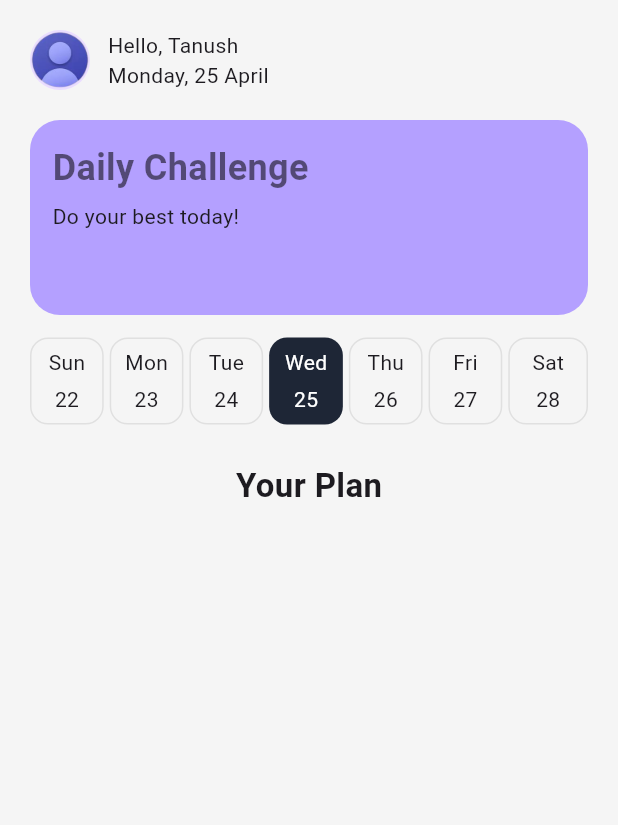
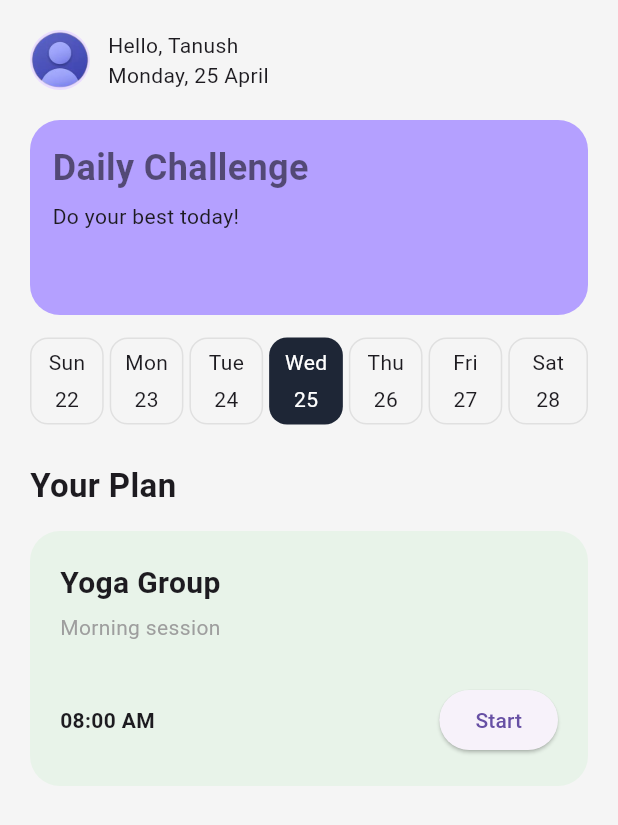
Before and after one commit to devspark-2501/Flutter-Mobile-UI-Designs, a Flutter app: the screen it shows after launch, on a phone screen of 412 x 824 dp. Shown: the top 825 px of the screen. Run offline on Flutter 3.47's test engine with Material 3 defaults, Android fonts, the phone set to English and light mode, and no system bars.

Commit message:
Planner code file organise

```diff
--- a/lib/Widget/planner.dart
+++ b/lib/Widget/planner.dart
@@ -3,19 +3,77 @@
 class Planner extends StatelessWidget {
   @override
   Widget build(BuildContext context) {
-    // TODO: implement build
     return Column(
-       crossAxisAlignment: CrossAxisAlignment.start,
+      crossAxisAlignment: CrossAxisAlignment.start,
 
       children: [
         Text(
           'Your Plan',
-
           style: TextStyle(
             fontSize: 22,
             fontWeight: FontWeight.bold,
           ),
-        )
+        ),
+
+        SizedBox(height: 15),
+
+        Container(
+          width: double.infinity,
+          height: 170,
+
+          padding: EdgeInsets.all(20),
+
+          decoration: BoxDecoration(
+            color: Color(0xFFE8F3E9),
+            borderRadius: BorderRadius.circular(20),
+          ),
+
+          child: Column(
+            crossAxisAlignment: CrossAxisAlignment.start,
+
+            children: [
+              Text(
+                'Yoga Group',
+                style: TextStyle(
+                  fontSize: 20,
+                  fontWeight: FontWeight.bold,
+                ),
+              ),
+
+              SizedBox(height: 5),
+
+              Text(
+                'Morning session',
+                style: TextStyle(
+                  fontSize: 14,
+                  color: Colors.grey,
+                ),
+              ),
+
+              Spacer(),
+
+              Row(
+                mainAxisAlignment:
+                MainAxisAlignment.spaceBetween,
+
+                children: [
+                  Text(
+                    '08:00 AM',
+                    style: TextStyle(
+                      fontWeight: FontWeight.bold,
+                    ),
+                  ),
+
+                  ElevatedButton(
+                    onPressed: () {},
+
+                    child: Text('Start'),
+                  ),
+                ],
+              ),
+            ],
+          ),
+        ),
       ],
     );
   }
```
